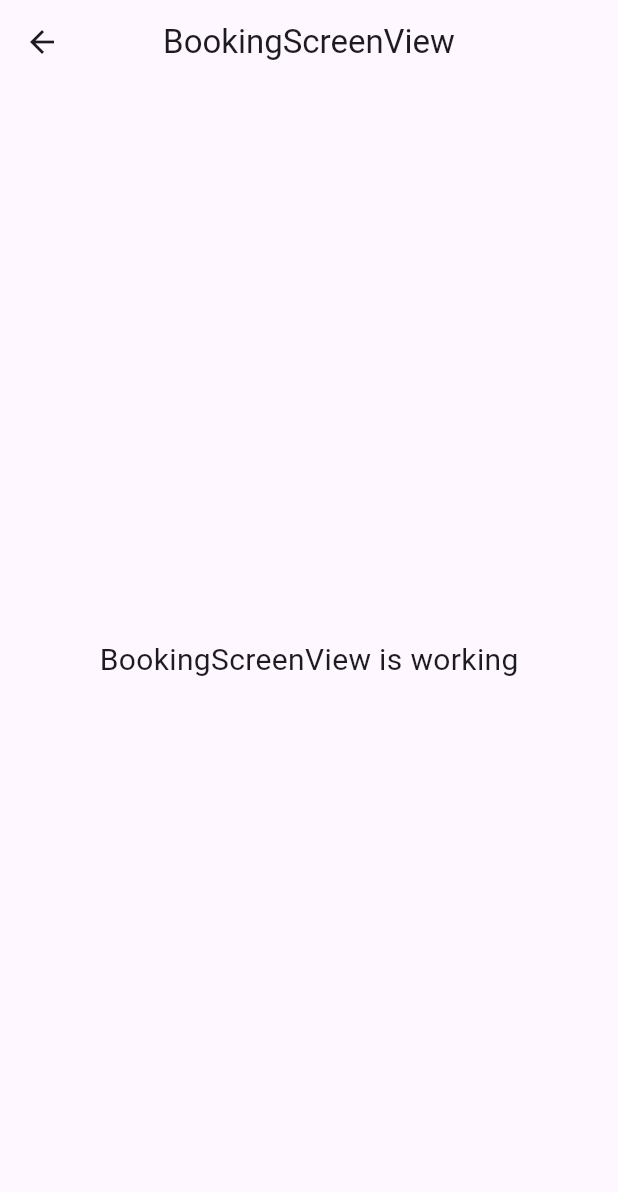
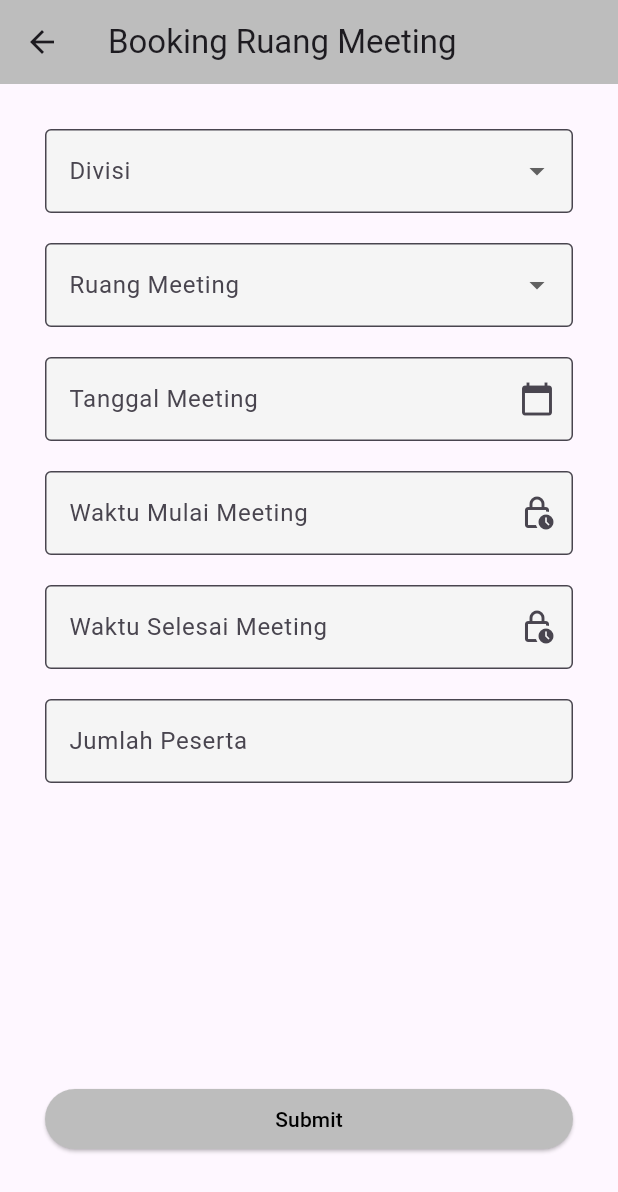
Before and after one commit to iqbalsuwandi20/meeting-rooms, a Flutter app: the BookingScreenView screen opened by its route, on a phone screen of 412 x 824 dp. Shown: the top 1192 px of the screen. Run offline on Flutter 3.47's test engine with Material 3 defaults, Android fonts, the phone set to English and light mode, and no system bars; our stand-ins replace get.

Commit message:
berhasil membuat booking screen

```diff
--- a/lib/app/modules/booking_screen/views/booking_screen_view.dart
+++ b/lib/app/modules/booking_screen/views/booking_screen_view.dart
@@ -1,23 +1,153 @@
 import 'package:flutter/material.dart';
-
 import 'package:get/get.dart';
 
 import '../controllers/booking_screen_controller.dart';
 
 class BookingScreenView extends GetView<BookingScreenController> {
   const BookingScreenView({super.key});
+
   @override
   Widget build(BuildContext context) {
     return Scaffold(
       appBar: AppBar(
-        title: const Text('BookingScreenView'),
-        centerTitle: true,
+        title: const Text('Booking Ruang Meeting'),
+        backgroundColor: Colors.grey[400],
       ),
-      body: const Center(
-        child: Text(
-          'BookingScreenView is working',
-          style: TextStyle(fontSize: 20),
-        ),
+      body: Stack(
+        children: [
+          ListView(
+            padding: EdgeInsets.all(30),
+            children: [
+              DropdownButtonFormField<String>(
+                decoration: InputDecoration(
+                  labelText: "Divisi",
+                  border: OutlineInputBorder(),
+                  filled: true,
+                  fillColor: Colors.grey[100],
+                ),
+                items: controller.divisiRooms.map((String roomDvisi) {
+                  return DropdownMenuItem<String>(
+                    value: roomDvisi,
+                    child: Text(roomDvisi),
+                  );
+                }).toList(),
+                onChanged: (value) {
+                  controller.onDivisiRoomChanged(value);
+                },
+              ),
+              SizedBox(height: 20),
+              DropdownButtonFormField<String>(
+                decoration: InputDecoration(
+                  labelText: "Ruang Meeting",
+                  border: OutlineInputBorder(),
+                  filled: true,
+                  fillColor: Colors.grey[100],
+                ),
+                items: controller.meetingRooms.map((String room) {
+                  return DropdownMenuItem<String>(
+                    value: room,
+                    child: Text(room),
+                  );
+                }).toList(),
+                onChanged: (value) {
+                  controller.onMeetingRoomChanged(value);
+                },
+              ),
+              SizedBox(height: 20),
+              TextFormField(
+                controller: controller.dateController,
+                decoration: InputDecoration(
+                  labelText: "Tanggal Meeting",
+                  border: OutlineInputBorder(),
+                  filled: true,
+                  fillColor: Colors.grey[100],
+                  suffixIcon: IconButton(
+                    icon: Icon(Icons.calendar_today),
+                    onPressed: () async {
+                      await controller.selectDate(context);
+                    },
+                  ),
+                ),
+              ),
+              SizedBox(height: 20),
+              TextFormField(
+                controller: controller.startTimeController,
+                decoration: InputDecoration(
+                  labelText: "Waktu Mulai Meeting",
+                  border: OutlineInputBorder(),
+                  filled: true,
+                  fillColor: Colors.grey[100],
+                  suffixIcon: IconButton(
+                    icon: Icon(Icons.lock_clock_outlined),
+                    onPressed: () async {
+                      await controller.selectStartTime(context);
+                    },
+                  ),
+                ),
+              ),
+              SizedBox(height: 20),
+              TextFormField(
+                controller: controller.endTimeController,
+                decoration: InputDecoration(
+                  labelText: "Waktu Selesai Meeting",
+                  border: OutlineInputBorder(),
+                  filled: true,
+                  fillColor: Colors.grey[100],
+                  suffixIcon: IconButton(
+                    icon: Icon(Icons.lock_clock_outlined),
+                    onPressed: () async {
+                      await controller.selectEndTime(context);
+                    },
+                  ),
+                ),
+              ),
+              SizedBox(height: 20),
+              TextFormField(
+                autocorrect: false,
+                textInputAction: TextInputAction.done,
+                keyboardType: TextInputType.number,
+                decoration: InputDecoration(
+                  labelText: "Jumlah Peserta",
+                  border: OutlineInputBorder(),
+                  filled: true,
+                  fillColor: Colors.grey[100],
+                ),
+              ),
+              SizedBox(height: 200),
+              ElevatedButton(
+                style:
+                    ElevatedButton.styleFrom(backgroundColor: Colors.grey[400]),
+                onPressed: () {
+                  controller.moveSuccessButton();
+                },
+                child: Text(
+                  "Submit",
+                  style: TextStyle(color: Colors.black),
+                ),
+              ),
+            ],
+          ),
+          Obx(() => AnimatedPositioned(
+                duration: Duration(milliseconds: 300),
+                top: controller.isButtonSuccessVisible.value
+                    ? MediaQuery.of(context).size.height / 2 - 30
+                    : MediaQuery.of(context).size.height + 100,
+                left: MediaQuery.of(context).size.width / 2 - 75,
+                child: ElevatedButton(
+                  style: ElevatedButton.styleFrom(
+                    backgroundColor: Colors.grey[400],
+                  ),
+                  onPressed: () {
+                    Get.snackbar("Sukses", "Booking berhasil!",
+                        snackPosition: SnackPosition.BOTTOM);
+                  },
+                  child: Text(
+                    "Booking Sukses!",
+                    style: TextStyle(color: Colors.black),
+                  ),
+                ),
+              )),
+        ],
       ),
     );
   }
--- a/lib/app/modules/splash_screen/views/splash_screen_view.dart
+++ b/lib/app/modules/splash_screen/views/splash_screen_view.dart
@@ -1,11 +1,11 @@
 import 'package:flutter/material.dart';
 import 'package:get/get.dart';
 import 'package:meeting_room/app/routes/app_pages.dart';
+
 import '../controllers/splash_screen_controller.dart';
 
 class SplashScreenView extends GetView<SplashScreenController> {
   const SplashScreenView({super.key});
-
   @override
   Widget build(BuildContext context) {
     return Scaffold(
```
Also changed, not shown: lib/app/modules/booking_screen/controllers/booking_screen_controller.dart (+56 -12 lines).
